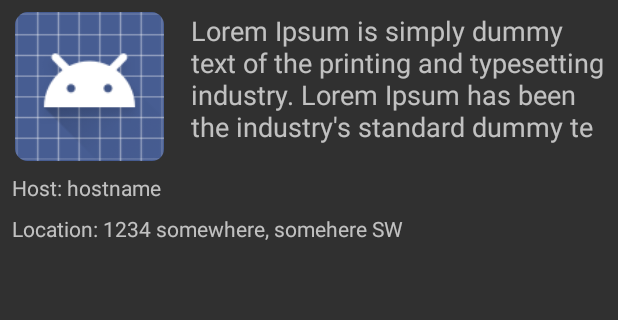
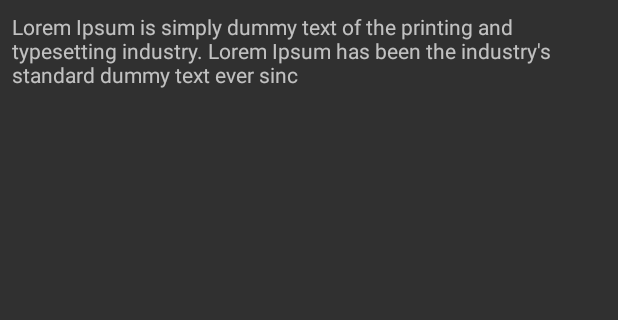
Before and after one commit to jorgebaralt/Phere, an Android app: the SelectedPhereMainActivity screen opened directly, with no data from a screen before it, on a phone screen of 412 x 824 dp, the part 300-620 px from its top. Run offline under Robolectric (Android 15) with nearby library versions, the light colour scheme and no system bars; 2 statements that could not run were skipped.

Commit message:
the damn push

```diff
--- a/Phere-Android/app/src/main/res/layout/activity_selected_phere_main.xml
+++ b/Phere-Android/app/src/main/res/layout/activity_selected_phere_main.xml
@@ -39,59 +39,25 @@
         android:layout_height="match_parent"
         app:layout_behavior="@string/appbar_scrolling_view_behavior">
 
-        <android.support.constraint.ConstraintLayout
+        <LinearLayout
             android:layout_width="match_parent"
-            android:layout_height="match_parent">
-            <ImageView
-                android:id="@+id/img_selectedPhere"
-                android:layout_width="103dp"
-                android:layout_height="99dp"
-                android:layout_marginStart="8dp"
-                android:layout_marginTop="8dp"
-                app:layout_constraintStart_toStartOf="parent"
-                app:layout_constraintTop_toTopOf="parent"
-                app:srcCompat="@android:drawable/sym_def_app_icon"
-                android:layout_marginLeft="8dp" />
+            android:layout_height="match_parent"
+            android:orientation="vertical">
+            <LinearLayout
+                android:layout_width="match_parent"
+                android:layout_height="wrap_content">
+                <TextView
+                    android:layout_width="match_parent"
+                    android:layout_height="wrap_content"
+                    android:layout_margin="8dp"
+                    android:text="Lorem Ipsum is simply dummy text of the printing and typesetting industry. Lorem Ipsum has been the industry's standard dummy text ever sinc" />
 
-            <TextView
-                android:id="@+id/txt_description_selectedPhere"
-                android:layout_width="0dp"
-                android:layout_height="wrap_content"
-                android:layout_marginEnd="8dp"
-                android:layout_marginStart="16dp"
-                android:layout_marginTop="8dp"
-                android:text="Lorem Ipsum is simply dummy text of the printing and typesetting industry. Lorem Ipsum has been the industry's standard dummy te"
-                android:textSize="18sp"
-                app:layout_constraintEnd_toEndOf="parent"
-                app:layout_constraintStart_toEndOf="@+id/img_selectedPhere"
-                app:layout_constraintTop_toTopOf="parent"
-                android:layout_marginRight="8dp"
-                android:layout_marginLeft="16dp" />
 
-            <TextView
-                android:id="@+id/txt_host_selectedPhere"
-                android:layout_width="wrap_content"
-                android:layout_height="wrap_content"
-                android:layout_marginStart="8dp"
-                android:layout_marginTop="8dp"
-                android:text="Host: hostname"
-                android:textSize="14sp"
-                app:layout_constraintStart_toStartOf="parent"
-                app:layout_constraintTop_toBottomOf="@+id/img_selectedPhere"
-                android:layout_marginLeft="8dp" />
 
-            <TextView
-                android:id="@+id/txt_location_selectedPhere"
-                android:layout_width="wrap_content"
-                android:layout_height="wrap_content"
-                android:layout_marginStart="8dp"
-                android:layout_marginTop="8dp"
-                android:text="Location: 1234 somewhere, somehere SW "
-                app:layout_constraintStart_toStartOf="parent"
-                app:layout_constraintTop_toBottomOf="@+id/txt_host_selectedPhere"
-                android:layout_marginLeft="8dp" />
+            </LinearLayout>
 
-        </android.support.constraint.ConstraintLayout>
+
+        </LinearLayout>
 
 
     </android.support.v4.widget.NestedScrollView>
```
Also changed, not shown: Phere-Android/app/build.gradle (+9 -7 lines), Phere-Android/app/src/main/java/com/phereapp/phere/phere_handling/CreateNewPhereActivity.java (+7 -31 lines), Phere-Android/app/src/main/java/com/phereapp/phere/phere_handling/MoreInfoCreatePhereActivity.java (+38 -3 lines), Phere-Android/app/src/main/java/com/phereapp/phere/pojo/Phere.java (+7 -2 lines).
